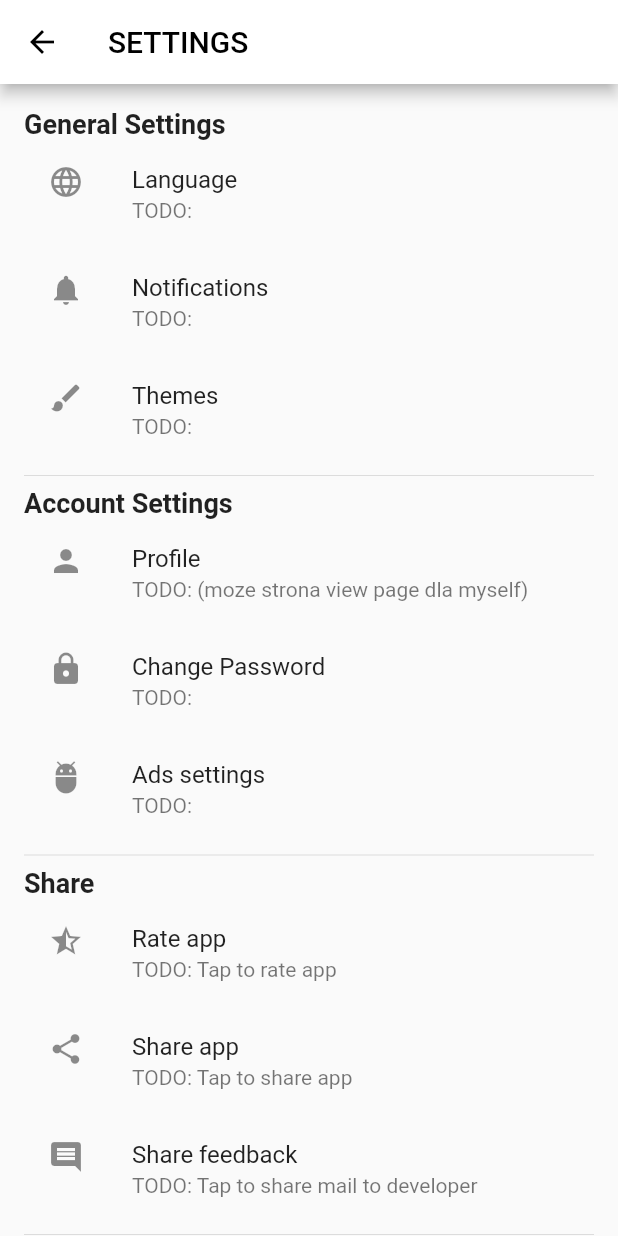
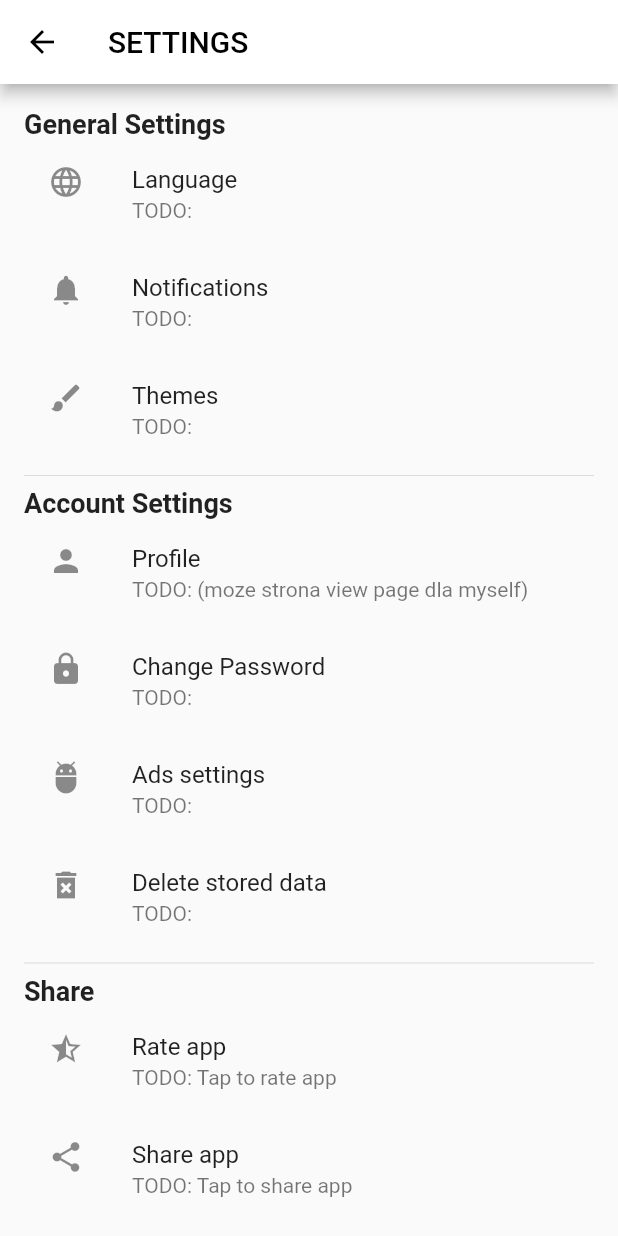
Before and after one commit to maciejkownacki/my_friends, a Flutter app: the SettingsPage screen opened directly, on a phone screen of 412 x 824 dp. Run offline on Flutter 3.47's test engine with Material 2 defaults, Android fonts, the phone set to English and light mode, and no system bars; our stand-ins replace flutter_native_splash, image_picker, shared_preferences; accounts and stored records are empty.

Commit message:
v.0.0.7  -poprawiono ui w settings_page.dart

```diff
--- a/lib/settings_page.dart
+++ b/lib/settings_page.dart
@@ -125,7 +125,6 @@ class _SettingsPageState extends State<SettingsPage> {
               leading: Icon(Icons.lock),
               title: Text('Change Password'),
               subtitle: Text('TODO:'),
-
               onTap: () {
                 // Do something when Change Password is tapped
               },
@@ -135,7 +134,15 @@ class _SettingsPageState extends State<SettingsPage> {
               leading: Icon(Icons.adb),
               title: Text('Ads settings'),
               subtitle: Text('TODO:'),
+              onTap: () {
+                // Do something when Change Password is tapped
+              },
+            ),
 
+            ListTile(
+              leading: Icon(Icons.delete_forever_sharp),
+              title: Text('Delete stored data'),
+              subtitle: Text('TODO:'),
               onTap: () {
                 // Do something when Change Password is tapped
               },
```
